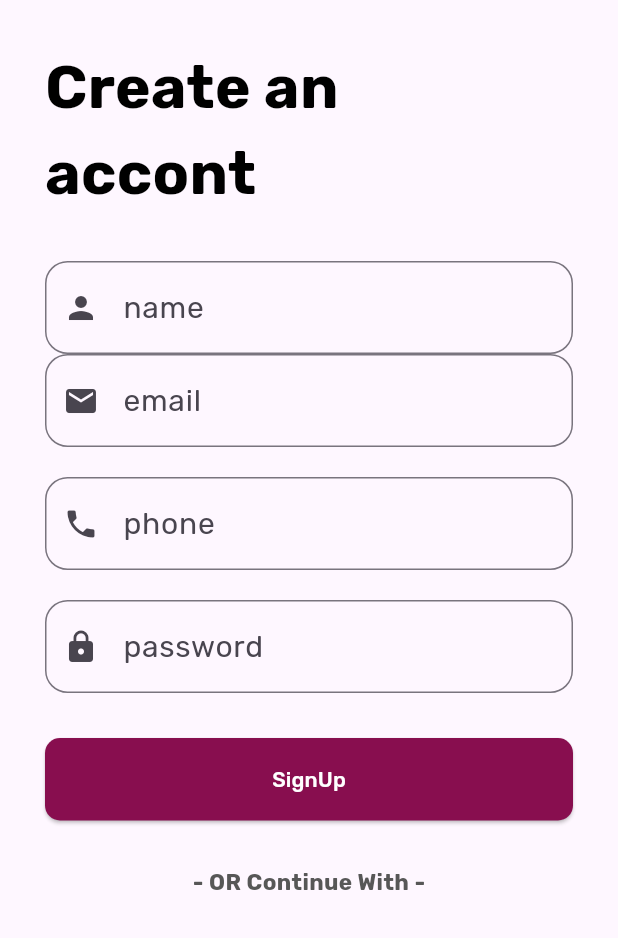
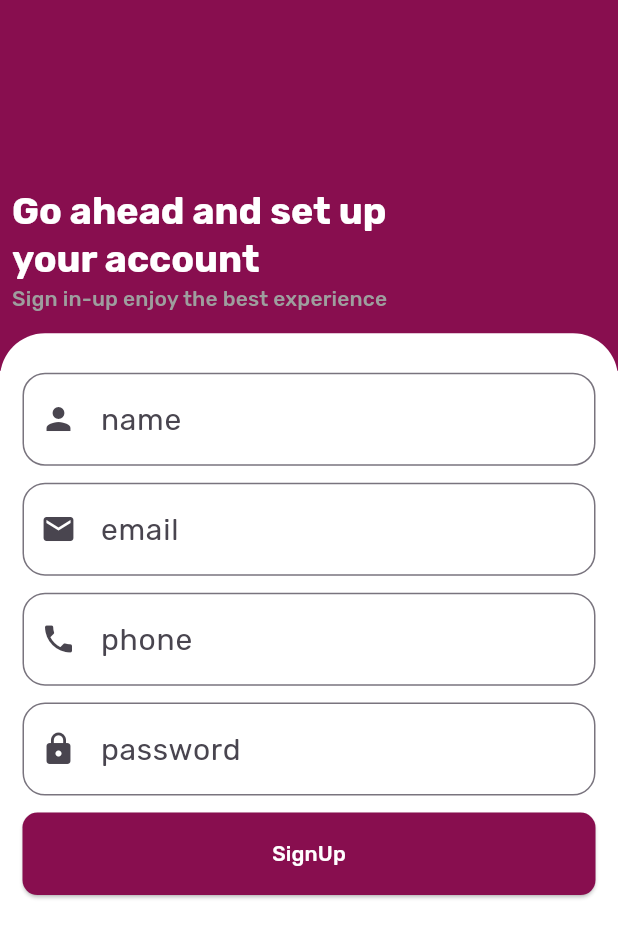
Before and after one commit to Hussamzeneh/CargoApp, a Flutter app: the SignUp screen opened directly, on a phone screen of 412 x 824 dp. Shown: the top 938 px of the screen. Run offline on Flutter 3.47's test engine with Material 3 defaults, Android fonts, the phone set to English and light mode, and no system bars; our stand-ins replace bloc, conditional_builder_null_safety, dio, easy_stepper, flutter_bloc, fluttertoast and 3 more; accounts and stored records are empty.

Commit message:
changed the design of sign up screen

```diff
--- a/lib/pages/sign_up_screen/sign_up.dart
+++ b/lib/pages/sign_up_screen/sign_up.dart
@@ -10,7 +10,7 @@ import 'package:flutter/cupertino.dart';
 import 'package:flutter_bloc/flutter_bloc.dart';
 import 'package:flutter/material.dart';
 
-
+import '../../shared/constants/constants.dart';
 
 class SignUp extends StatelessWidget {
   const SignUp({super.key});
@@ -18,79 +18,127 @@ class SignUp extends StatelessWidget {
   @override
   Widget build(BuildContext context) {
     return BlocProvider(
-        create:(context) => SignUpScreenCubit(),
-      child: BlocConsumer<SignUpScreenCubit,SignUpScreenStates>(
-        listener:(context,state){},
-        builder:(context, state){
+      create: (context) => SignUpScreenCubit(),
+      child: BlocConsumer<SignUpScreenCubit, SignUpScreenStates>(
+        listener: (context, state) {},
+        builder: (context, state) {
           var signUpCubitObject = SignUpScreenCubit.get(context);
+          var screenHeight = MediaQuery.of(context).size.height;
           return Scaffold(
-              body: Container(
-                padding:EdgeInsets.all(30),
-                child: Column(
+            body: Column(
               mainAxisAlignment: MainAxisAlignment.start,
               crossAxisAlignment: CrossAxisAlignment.start,
               children: [
-                   Text( 'Create an\naccont ',style: TextStyle( fontSize:40 ,color: Colors.black,fontWeight: FontWeight.bold)),
-                    SizedBox(height: 30,),
+                Container(
+                  color: Constants.primaryColor,
+                  height: screenHeight * 0.3,
+                  width: double.infinity,
+                  alignment: Alignment.topLeft,
+                  child: Padding(
+                    padding: const EdgeInsets.all(8.0),
+                    child: Column(
+                      crossAxisAlignment: CrossAxisAlignment.start,
+                      children: [
+                        Expanded(child: SizedBox()),
+                        Text(
+                          'Go ahead and set up\nyour account',
+                          style: Theme.of(context)
+                              .textTheme
+                              .titleLarge!
+                              .copyWith(color: Colors.white),
+                        ),
+                        Text(
+                          'Sign in-up enjoy the best experience',
+                          style: Theme.of(context)
+                              .textTheme
+                              .titleSmall!
+                              .copyWith(color: Colors.grey),
+                        ),
+                        SizedBox(
+                          height: 30,
+                        ),
+                      ],
+                    ),
+                  ),
+                ),
+                Expanded(
+                  child: Container(
+                    decoration: BoxDecoration(
+                      color: Colors.white,
+                      borderRadius: BorderRadius.circular(30),
+                    ),
+                    transform: Matrix4.translationValues(0.0, -25.0, 0.0),
+                    child: Padding(
+                      padding: const EdgeInsets.all(15.0),
+                      child: SingleChildScrollView(
+                        child: ConstrainedBox(
+                          constraints: BoxConstraints(
+                              maxHeight: MediaQuery
+                                  .of(context)
+                                  .size
+                                  .height * 0.45,),
+                          child: Column(
+                            mainAxisAlignment: MainAxisAlignment.spaceEvenly,
+                            children: [
                               ValidatedTextField(
-                      controller:
-                      signUpCubitObject.userTextController.nameController,
-                      validator:
-                      signUpCubitObject.userTextValidators.nameValidator,
+                                controller: signUpCubitObject
+                                    .userTextController.nameController,
+                                validator: signUpCubitObject
+                                    .userTextValidators.nameValidator,
                                 errorText: 'name field cannot be empty',
                                 hintText: 'name',
                                 icon: Icons.person,
                               ),
                               ValidatedTextField(
-                      controller:
-                      signUpCubitObject.userTextController.emailController,
-                      validator:
-                      signUpCubitObject.userTextValidators.emailValidator,
+                                controller: signUpCubitObject
+                                    .userTextController.emailController,
+                                validator: signUpCubitObject
+                                    .userTextValidators.emailValidator,
                                 errorText: 'email field cannot be empty',
                                 hintText: 'email',
                                 icon: Icons.email,
                               ),
-                    SizedBox(height: 20,),
                               ValidatedTextField(
                                 icon: Icons.phone,
-                      controller:
-                      signUpCubitObject.userTextController.phoneController,
-                      validator:
-                      signUpCubitObject.userTextValidators.phoneValidator,
+                                controller: signUpCubitObject
+                                    .userTextController.phoneController,
+                                validator: signUpCubitObject
+                                    .userTextValidators.phoneValidator,
                                 errorText: 'phone field cannot be empty',
                                 hintText: 'phone',
                               ),
-                    SizedBox(height: 20,),
                               ValidatedTextField(
                                 icon: Icons.lock,
                                 obscureText: true,
-                      controller:
-                      signUpCubitObject.userTextController.passwordController,
-                      validator:
-                      signUpCubitObject.userTextValidators.passwordValidator,
+                                controller: signUpCubitObject
+                                    .userTextController.passwordController,
+                                validator: signUpCubitObject
+                                    .userTextValidators.passwordValidator,
                                 errorText: 'password field cannot be empty',
                                 hintText: 'password',
                               ),
-                    SizedBox(height: 30,),
                               CustomizedButton(
                                   title: 'SignUp',
                                   condition: state is! SignUpScreenLoadingState,
                                   onPressed: () {
                                     signUpCubitObject.signUp(context: context);
-                        }
+                                  }),
+                            ],
                           ),
-                    SizedBox(
-                      height: 30,
                         ),
-                    Center(
-                        child: Text(
-                          "- OR Continue With -",
-                          style: TextStyle(
-                              fontWeight: FontWeight.bold,
-                              fontSize: 15,
-                              color: Color(0xff575757)),
-                        )),
-                    SizedBox(height: 20,),
+                      ),
+                    ),
+                  ),
+                ),
+                // Center(
+                //   child: Text(
+                //     "- OR Continue With -",
+                //     style: TextStyle(
+                //         fontWeight: FontWeight.bold,
+                //         fontSize: 15,
+                //         color: Color(0xff575757)),
+                //   ),
+                // ),
                 // Row(
                 //   mainAxisAlignment: MainAxisAlignment.center,
                 //   crossAxisAlignment: CrossAxisAlignment.center,
@@ -119,46 +167,40 @@ class SignUp extends StatelessWidget {
                 //
                 //   ],
                 // ),
-                    SizedBox(height: 30,),
-                    Row(
-                      children: [
-                        SizedBox(
-                          width: 115,
-                        ),
-                        // Text(
-                        //   "I Already Have an Account ?",
-                        //   style: TextStyle(color: Color(0xff575757)),
-                        // ),
-                        // SizedBox(
-                        //   width: 4,
-                        // ),
-                        // TextButton(
-                        //     onPressed: () {
-                        //       Navigator.push(
-                        //         context,
-                        //         MaterialPageRoute(
-                        //             builder: (context) =>
-                        //                 LoginScreen()), // استبدل SecondPage بالصفحة التي ترغب في الانتقال إليها
-                        //       );
-                        //     },
-                        //     child: Text(
-                        //       "Login",
-                        //       style: TextStyle(
-                        //           color: Color(0xffF83758),
-                        //           fontWeight: FontWeight.bold),
-                        //     )),
-                      ],
-                    )
-
-
+                // Row(
+                //   children: [
+                //     SizedBox(
+                //       width: 115,
+                //     ),
+                //     // Text(
+                //     //   "I Already Have an Account ?",
+                //     //   style: TextStyle(color: Color(0xff575757)),
+                //     // ),
+                //     // SizedBox(
+                //     //   width: 4,
+                //     // ),
+                //     // TextButton(
+                //     //     onPressed: () {
+                //     //       Navigator.push(
+                //     //         context,
+                //     //         MaterialPageRoute(
+                //     //             builder: (context) =>
+                //     //                 LoginScreen()), // استبدل SecondPage بالصفحة التي ترغب في الانتقال إليها
+                //     //       );
+                //     //     },
+                //     //     child: Text(
+                //     //       "Login",
+                //     //       style: TextStyle(
+                //     //           color: Color(0xffF83758),
+                //     //           fontWeight: FontWeight.bold),
+                //     //     )),
+                //   ],
+                // )
               ],
             ),
+          );
+        },
       ),
-
     );
-
-        } ,
-      ),
-    ) ;
   }
 }
--- /dev/null
+++ b/lib/shared/constants/app_routes/app_routes.dart
@@ -0,0 +1,4 @@
+import 'package:flutter/material.dart';
+import 'package:go_router/go_router.dart';
+
+final GoRouter appRoutes =
```
Also changed, not shown: lib/pages/otp_screen/cubit/cubit.dart (added), lib/pages/otp_screen/cubit/states.dart (added), lib/pages/otp_screen/otp_screen.dart (added), lib/shared/constants/app_routes/app_router.dart (added). Lines whose indentation alone changed are shown as unchanged.
